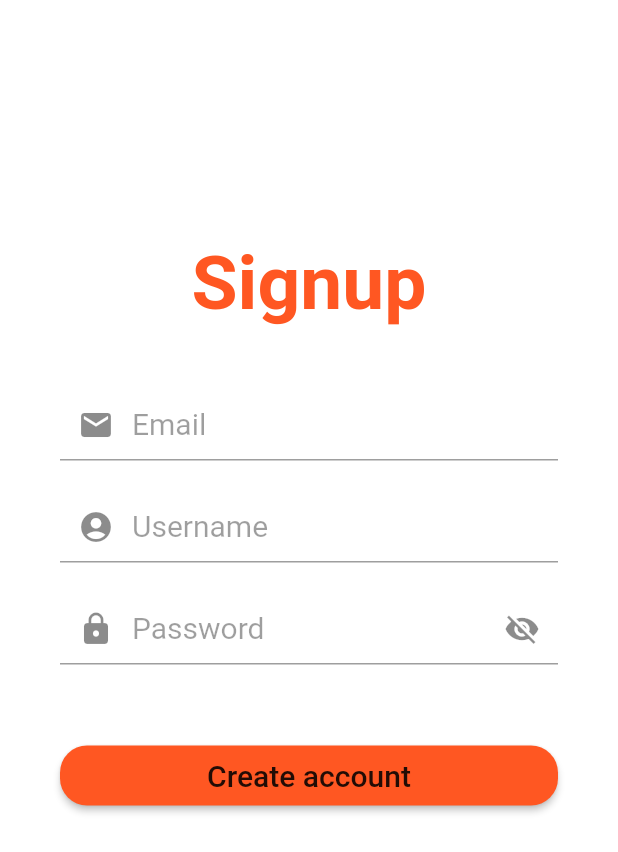
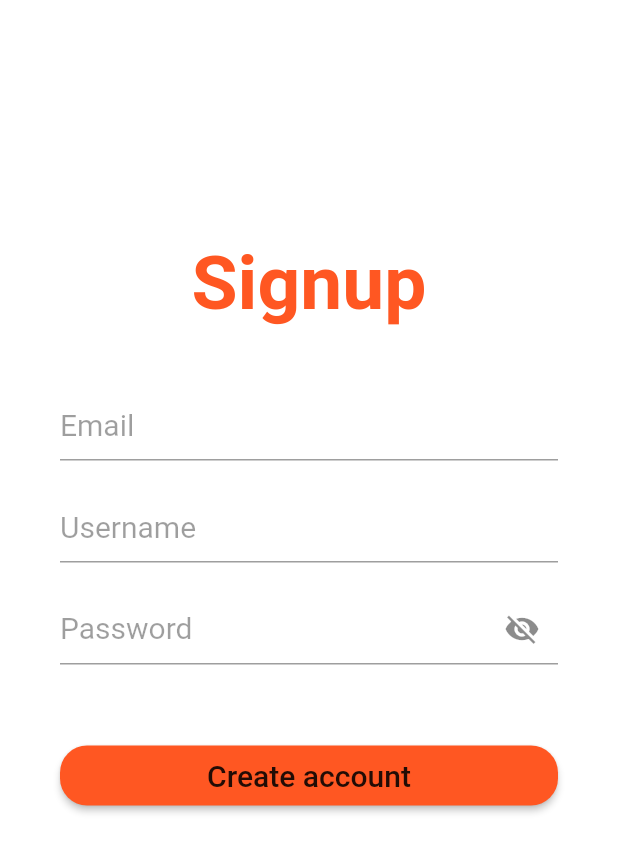
Before and after one commit to FEUP-ESOF-2020-21/open-cx-t7g1-last4, a Flutter app: the RegisterPage screen opened by its route, on a phone screen of 412 x 824 dp. Shown: the top 852 px of the screen. Run offline on Flutter 3.47's test engine with Material 2 defaults, Android fonts, the phone set to English and light mode, and no system bars.

Commit message:
remove some icons

```diff
--- a/easy_share/lib/Screens/Login/register.page.dart
+++ b/easy_share/lib/Screens/Login/register.page.dart
@@ -68,19 +68,6 @@ class _RegisterPageState extends State<RegisterPage> {
   }
 
   Widget buildTextField(String hintText) {
-    var icon;
-    switch (hintText) {
-      case "Username":
-        icon = Icon(Icons.account_circle);
-        break;
-      case "Email":
-        icon = Icon(Icons.email);
-        break;
-      case "Password":
-        icon = Icon(Icons.lock);
-        break;
-      default:
-    }
     return TextField(
       style: new TextStyle(color: Colors.black),
       decoration: InputDecoration(
@@ -93,7 +80,6 @@ class _RegisterPageState extends State<RegisterPage> {
         // border: OutlineInputBorder(
         //   borderRadius: BorderRadius.circular(20.0),
         // ),
-        prefixIcon: icon,
         suffixIcon: hintText == "Password"
             ? IconButton(
           onPressed: _toggleVisibility,
```
